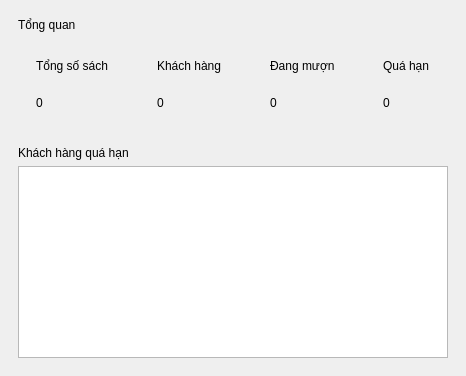
The window that frontend/DashboardPage.ui (Dannyplusplus12/PBL2) describes before a commit, drawn with Qt 5.
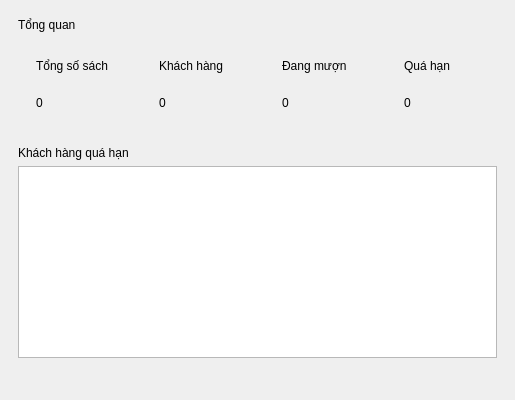
The same window after the commit.

```diff
--- a/frontend/DashboardPage.ui
+++ b/frontend/DashboardPage.ui
@@ -2,6 +2,14 @@
 <ui version="4.0">
  <class>DashboardPage</class>
  <widget class="QWidget" name="DashboardPage">
+  <property name="geometry">
+   <rect>
+    <x>0</x>
+    <y>0</y>
+    <width>515</width>
+    <height>400</height>
+   </rect>
+  </property>
   <layout class="QVBoxLayout" name="pageLayout">
    <property name="leftMargin">
     <number>18</number>
@@ -149,6 +157,9 @@
          <height>92</height>
         </size>
        </property>
+       <property name="styleSheet">
+        <string notr="true"/>
+       </property>
        <layout class="QVBoxLayout" name="cardOverdueLayout">
         <property name="leftMargin">
          <number>18</number>
```
Left out of the diff: 3 changed lines with no effect on the pictures.
